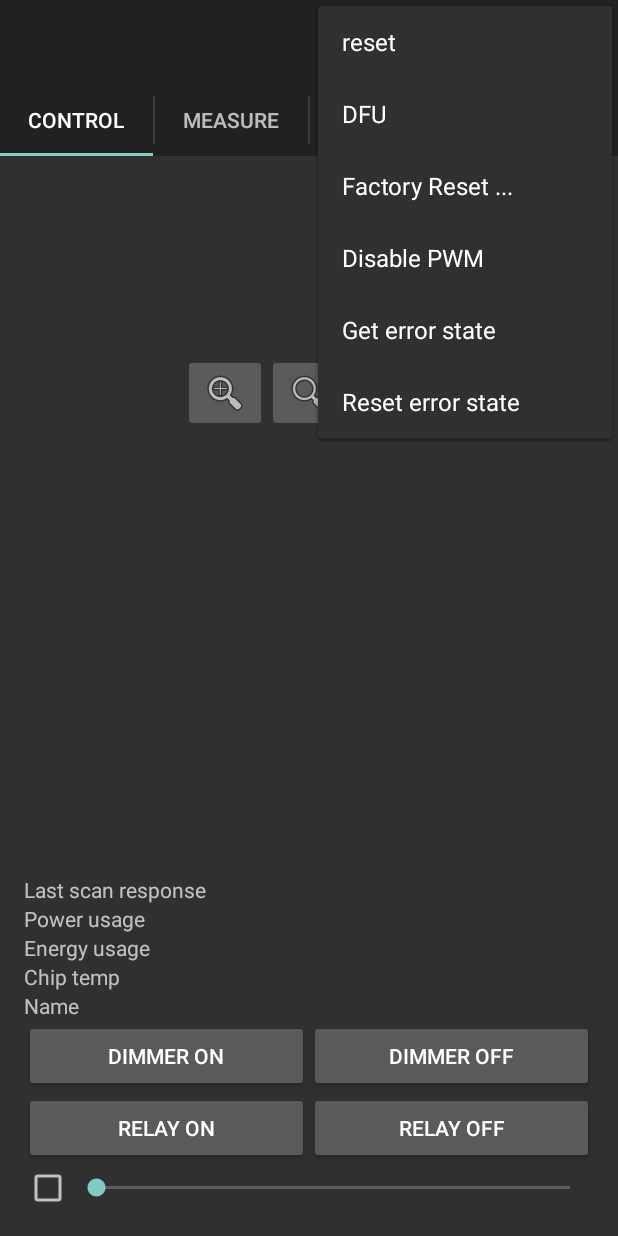
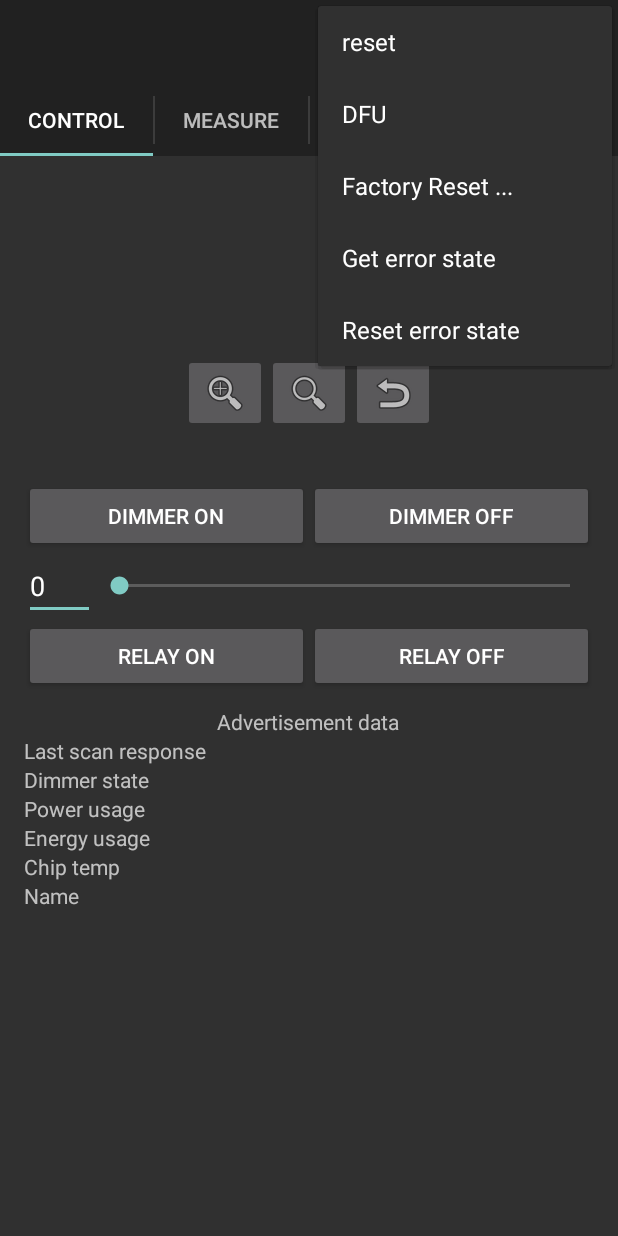
Before and after one commit to crownstone/crownstone-dev, an Android app: the ControlMainFragment screen opened directly, with no data from a screen before it, with the options menu open, on a phone screen of 412 x 824 dp. Run offline under Robolectric (Android 15) with nearby library versions, the phone set to English and light mode, and no system bars; libraries missing offline, so code that uses them is left out: com.strongloop.android, nl.dobots.bluenet, nl.dobots.loopback, org.achartengine, org.achartengine.chart and 3 more; 140 statements that could not run were skipped.

Commit message:
Removed enable/disable pwm. Added editText for pwm. Added pwm from advertisement.

```diff
--- a/app/src/main/java/nl/dobots/crownstone/gui/control/ControlMainFragment.java
+++ b/app/src/main/java/nl/dobots/crownstone/gui/control/ControlMainFragment.java
@@ -11,14 +11,17 @@ import android.support.annotation.Nullable;
 import android.support.v4.app.Fragment;
 import android.util.Log;
 import android.util.TypedValue;
+import android.view.KeyEvent;
 import android.view.LayoutInflater;
 import android.view.Menu;
 import android.view.MenuItem;
 import android.view.View;
 import android.view.ViewGroup;
+import android.view.inputmethod.EditorInfo;
 import android.widget.Button;
 import android.widget.CheckBox;
 import android.widget.CompoundButton;
+import android.widget.EditText;
 import android.widget.ImageButton;
 import android.widget.LinearLayout;
 import android.widget.RelativeLayout;
@@ -60,26 +63,29 @@ public class ControlMainFragment extends Fragment {
 
 	private static final int GRAPH_UPDATE_TIME = 2000;
 
-	private CheckBox _cbPwmEnable;
+//	private CheckBox _cbPwmEnable;
 
 	private Button _btnRelayOff;
 	private Button _btnRelayOn;
 	private Button _btnPwmOff;
 	private Button _btnPwmOn;
 	private SeekBar _sbPwm;
+	private EditText _editPwm;
 	private RelativeLayout _layGraph;
 	private ImageButton _btnZoomIn;
 	private ImageButton _btnZoomOut;
 	private ImageButton _btnZoomReset;
 
 	private TextView _txtLastScanResponse;
+	private TextView _txtDimmerState;
 	private TextView _txtPowerUsage;
 	private TextView _txtEnergyUsage;
 	private TextView _txtChipTemp;
 	private TextView _txtName;
 
 	private RelativeLayout _layStatistics;
-	private RelativeLayout _layControl;
+//	private RelativeLayout _layControl;
+	private LinearLayout _layControl;
 
 	private Handler _handler;
 	private boolean _closing;
@@ -90,7 +96,7 @@ public class ControlMainFragment extends Fragment {
 	private String _address;
 
 	private AdvertisementGraph _graph;
-	private boolean _pwmEnabled = true;
+//	private boolean _pwmEnabled = true;
 	private LinearLayout _layPwm;
 	private LinearLayout _layPower;
 	private boolean _led1On;
@@ -160,7 +166,7 @@ public class ControlMainFragment extends Fragment {
 		public boolean execute() {
 			// update graph, to move x axis along even if device is not scanned, or currently connected
 
-			if (Build.VERSION.SDK_INT >= 24) {
+			if (Build.VERSION.SDK_INT >= 19) {
 				if (_ble.isDisconnected(null)) {
 					BleLog.getInstance().LOGi(TAG, "starting scan");
 					if (!_ble.isScanning()) {
@@ -193,10 +199,14 @@ public class ControlMainFragment extends Fragment {
 									CrownstoneServiceData serviceData = device.getServiceData();
 									if (serviceData != null && !serviceData.isExternalData()) {
 										_txtLastScanResponse.setText("Last scanned: " + new SimpleDateFormat("HH:mm:ss").format(new Date()));
+										_txtDimmerState.setText("Dimmer state: " + serviceData.getPwm());
 										_txtPowerUsage.setText("Power usage: " + serviceData.getPowerUsage() + " mW");
 										_txtEnergyUsage.setText("Energy used: " + serviceData.getAccumulatedEnergy() + " J");
 										_txtChipTemp.setText("Chip temp: " + serviceData.getTemperature() + " C");
 										_txtName.setText("Name: " + device.getName());
+
+										// It looks a bit weird to see state change to old state, when you set a new one
+//										_sbPwm.setProgress(serviceData.getPwm());
 									}
 								}
 							}
@@ -219,64 +229,76 @@ public class ControlMainFragment extends Fragment {
 					return false;
 				}
 			}
-			// On older versions we can stop scanning each time we got an advertisement,
-			// and start again after GRAPH_UPDATE_TIME
-			else {
-				if (_ble.isDisconnected(null)) {
-					BleLog.getInstance().LOGi(TAG, "starting scan");
-					if (!_ble.isScanning()) {
-						_ble.startScan(new IBleDeviceCallback() {
-							@Override
-							public void onSuccess() {
-
-							}
-
-							@Override
-							public void onDeviceScanned(BleDevice device) {
-								if (device.getAddress().equals(_address)) {
-									BleLog.getInstance().LOGv(TAG, "scanned:" + device.toString());
-
-									// Draw a point at most every GRAPH_UPDATE_TIME ms.
-									if (System.nanoTime() - _lastUpdate > GRAPH_UPDATE_TIME * 1000000) {
-										CrownstoneServiceData serviceData = device.getServiceData();
-
-										// Only use the data when it has serviceData which is not external data
-										if (serviceData != null && !serviceData.isExternalData()) {
-											_lastUpdate = System.nanoTime();
-											_graph.onServiceData(device.getName(), serviceData);
-											// Once an advertisement is received for the device, stop the scan again
-											_ble.stopScan(null);
-											done();
-										} else {
-											_graph.updateRange();
-										}
-									}
-								}
-								if (_closing) {
-									BleLog.getInstance().LOGd(TAG, "closing: stop scanning");
-									_ble.stopScan(null);
-									done();
-								}
-							}
-
-							@Override
-							public void onError(int error) {
-								BleLog.getInstance().LOGe(TAG, "scan error: %d", error);
-								done();
-							}
-						});
-					}
-					_handler.postDelayed(this, GRAPH_UPDATE_TIME);
-					return true;
-				}
-				// When connected, keep updating range
-				else {
-					BleLog.getInstance().LOGv(TAG, "wait with starting scan..");
-					_graph.updateRange();
-					_handler.postDelayed(this, 100);
-					return false;
-				}
-			}
+//			// On older versions we can stop scanning each time we got an advertisement,
+//			// and start again after GRAPH_UPDATE_TIME
+//			else {
+//				if (_ble.isDisconnected(null)) {
+//					BleLog.getInstance().LOGi(TAG, "starting scan");
+//					if (!_ble.isScanning()) {
+//						_ble.startScan(new IBleDeviceCallback() {
+//							@Override
+//							public void onSuccess() {
+//
+//							}
+//
+//							@Override
+//							public void onDeviceScanned(BleDevice device) {
+//								if (device.getAddress().equals(_address)) {
+//									BleLog.getInstance().LOGv(TAG, "scanned:" + device.toString());
+//
+//									// Draw a point at most every GRAPH_UPDATE_TIME ms.
+//									if (System.nanoTime() - _lastUpdate > GRAPH_UPDATE_TIME * 1000000) {
+//										CrownstoneServiceData serviceData = device.getServiceData();
+//
+//										// Only use the data when it has serviceData which is not external data
+//										if (serviceData != null && !serviceData.isExternalData()) {
+//											_lastUpdate = System.nanoTime();
+//											_graph.onServiceData(device.getName(), serviceData);
+//											// Once an advertisement is received for the device, stop the scan again
+//											_ble.stopScan(null);
+//											done();
+//										} else {
+//											_graph.updateRange();
+//										}
+//									}
+//									// Update text views
+//									CrownstoneServiceData serviceData = device.getServiceData();
+//									if (serviceData != null && !serviceData.isExternalData()) {
+//										_txtLastScanResponse.setText("Last scanned: " + new SimpleDateFormat("HH:mm:ss").format(new Date()));
+//										_txtDimmerState.setText("Dimmer state: " + serviceData.getPwm());
+//										_txtPowerUsage.setText("Power usage: " + serviceData.getPowerUsage() + " mW");
+//										_txtEnergyUsage.setText("Energy used: " + serviceData.getAccumulatedEnergy() + " J");
+//										_txtChipTemp.setText("Chip temp: " + serviceData.getTemperature() + " C");
+//										_txtName.setText("Name: " + device.getName());
+////										_sbPwm.setProgress(serviceData.getPwm());
+//									}
+//								}
+//								if (_closing) {
+//									BleLog.getInstance().LOGd(TAG, "closing: stop scanning");
+//									_ble.stopScan(null);
+//									done();
+//								}
+//							}
+//
+//							@Override
+//							public void onError(int error) {
+//								BleLog.getInstance().LOGe(TAG, "scan error: %d", error);
+//								done();
+//							}
+//						});
+//					}
+//					_handler.postDelayed(this, GRAPH_UPDATE_TIME);
+//					return true;
+//				}
+//				// When connected, keep updating range
+//				else {
+//					BleLog.getInstance().LOGv(TAG, "wait with starting scan..");
+//					_graph.updateRange();
+//					_handler.postDelayed(this, 100);
+//					return false;
+//				}
+//			}
+			return false;
 		}
 	};
 
@@ -345,16 +367,34 @@ public class ControlMainFragment extends Fragment {
 			}
 		});
 
-		_cbPwmEnable = (CheckBox) v.findViewById(R.id.cbPwmEnable);
-		_cbPwmEnable.setOnCheckedChangeListener(new CompoundButton.OnCheckedChangeListener() {
+//		_cbPwmEnable = (CheckBox) v.findViewById(R.id.cbPwmEnable);
+//		_cbPwmEnable.setOnCheckedChangeListener(new CompoundButton.OnCheckedChangeListener() {
+//			@Override
+//			public void onCheckedChanged(CompoundButton buttonView, boolean isChecked) {
+//				_sbPwm.setEnabled(isChecked);
+//			}
+//		});
+
+		_editPwm = (EditText) v.findViewById(R.id.editPwm);
+		_editPwm.setText("0");
+		_editPwm.setOnEditorActionListener(new TextView.OnEditorActionListener() {
 			@Override
-			public void onCheckedChanged(CompoundButton buttonView, boolean isChecked) {
-				_sbPwm.setEnabled(isChecked);
+			public boolean onEditorAction(TextView v, int actionId, KeyEvent event) {
+				// The IME type should match the type set as imeOptions for the editText
+				if (actionId == EditorInfo.IME_ACTION_DONE) {
+					setPwm(Integer.parseInt(_editPwm.getText().toString()));
+					return true;
+				}
+//				// User pressed the enter button
+//				if (actionId == EditorInfo.IME_NULL && event.getAction() == KeyEvent.ACTION_DOWN) {
+//					setPwm(Integer.parseInt(_editPwm.getText().toString()));
+//					return true;
+//				}
+				return false;
 			}
 		});
-
 		_sbPwm = (SeekBar) v.findViewById(R.id.sbPwm);
-		_sbPwm.setEnabled(_cbPwmEnable.isChecked());
+//		_sbPwm.setEnabled(_cbPwmEnable.isChecked());
 		_sbPwm.setMax(100);
 		_sbPwm.setOnSeekBarChangeListener(new SeekBar.OnSeekBarChangeListener() {
 			@Override
@@ -374,7 +414,8 @@ public class ControlMainFragment extends Fragment {
 
 		_layPwm = (LinearLayout) v.findViewById(R.id.layPwm);
 		_layPower = (LinearLayout) v.findViewById(R.id.layPwmOnOff);
-		_layControl = (RelativeLayout) v.findViewById(R.id.layControl);
+//		_layControl = (RelativeLayout) v.findViewById(R.id.layControl);
+		_layControl = (LinearLayout) v.findViewById(R.id.layControl);
 		_layStatistics = (RelativeLayout) v.findViewById(R.id.layContainer);
 
 		_layGraph = (RelativeLayout) v.findViewById(R.id.graph);
@@ -406,10 +447,11 @@ public class ControlMainFragment extends Fragment {
 			}
 		});
 
-		enablePwm(_pwmEnabled);
+//		enablePwm(_pwmEnabled);
 		_handler.postDelayed(_advStateChecker, 2000);
 
 		_txtLastScanResponse = (TextView) v.findViewById(R.id.textLastScanResponse);
+		_txtDimmerState      = (TextView) v.findViewById(R.id.textDimmerState);
 		_txtPowerUsage       = (TextView) v.findViewById(R.id.textPowerUsage);
 		_txtEnergyUsage      = (TextView) v.findViewById(R.id.textEnergyUsage);
 		_txtChipTemp         = (TextView) v.findViewById(R.id.textChipTemp);
@@ -740,7 +782,14 @@ public class ControlMainFragment extends Fragment {
 		});
 	}
 
-	private void setPwm(final int pwm) {
+	private void setPwm(final int pwmValue) {
+		Log.i(TAG, "setPwm " + pwmValue);
+		final int pwm = pwmValue > 100 ? 100 : pwmValue;
+
+		_editPwm.setText("" + pwm);
+		_sbPwm.setProgress(pwm);
+
+
 		showProgressSpinner();
 		_handler.post(new SequentialRunner("setPwm") {
 			@Override
@@ -778,11 +827,11 @@ public class ControlMainFragment extends Fragment {
 	@Override
 	public void onPrepareOptionsMenu(Menu menu) {
 
-		if (_pwmEnabled) {
-			menu.findItem(R.id.action_pwm).setTitle("Disable PWM");
-		} else {
-			menu.findItem(R.id.action_pwm).setTitle("Enable PWM");
-		}
+//		if (_pwmEnabled) {
+//			menu.findItem(R.id.action_pwm).setTitle("Disable PWM");
+//		} else {
+//			menu.findItem(R.id.action_pwm).setTitle("Enable PWM");
+//		}
 
 		super.onPrepareOptionsMenu(menu);
 	}
@@ -795,24 +844,24 @@ public class ControlMainFragment extends Fragment {
 		int id = item.getItemId();
 
 		switch(id) {
-			case R.id.action_pwm: {
-				enablePwm(!_pwmEnabled);
-				break;
-			}
+//			case R.id.action_pwm: {
+//				enablePwm(!_pwmEnabled);
+//				break;
+//			}
 		}
 
 		return super.onOptionsItemSelected(item);
 	}
 
-	private void enablePwm(boolean enable) {
-		_pwmEnabled = enable;
-		_layPwm.setEnabled(_pwmEnabled);
-		_layPower.setEnabled(_pwmEnabled);
-		_cbPwmEnable.setEnabled(_pwmEnabled);
-		_btnPwmOff.setEnabled(_pwmEnabled);
-		_btnPwmOn.setEnabled(_pwmEnabled);
-		_sbPwm.setEnabled(_pwmEnabled);
-	}
+//	private void enablePwm(boolean enable) {
+//		_pwmEnabled = enable;
+//		_layPwm.setEnabled(_pwmEnabled);
+//		_layPower.setEnabled(_pwmEnabled);
+//		_cbPwmEnable.setEnabled(_pwmEnabled);
+//		_btnPwmOff.setEnabled(_pwmEnabled);
+//		_btnPwmOn.setEnabled(_pwmEnabled);
+//		_sbPwm.setEnabled(_pwmEnabled);
+//	}
 
 	private void showProgressSpinner() {
 		ProgressSpinner.show(getActivity());
--- a/app/src/main/res/layout/frag_control_main.xml
+++ b/app/src/main/res/layout/frag_control_main.xml
@@ -26,52 +26,109 @@
 		<!--android:visibility="invisible"-->
 		<!--/>-->
 
-	<RelativeLayout
+	<LinearLayout
 		android:id="@+id/layControl"
 		android:layout_width="match_parent"
 		android:layout_height="wrap_content"
 		android:layout_below="@id/layContainer"
+		android:orientation="vertical"
 		android:paddingBottom="@dimen/activity_vertical_margin"
 		android:paddingLeft="@dimen/activity_horizontal_margin"
 		android:paddingRight="@dimen/activity_horizontal_margin"
 		android:paddingTop="@dimen/activity_vertical_margin"
+		android:gravity="bottom"
 		>
 
+
+<!--
+		<TextView
+			android:id="@+id/textPwm"
+			android:layout_width="wrap_content"
+			android:layout_height="wrap_content"
+			android:layout_marginStart="0dp"
+			android:layout_marginTop="10dp"
+			android:text="Dimmer"
+			android:layout_gravity="center_horizontal"
+			/>
+-->
+		<LinearLayout
+			android:id="@+id/layPwmOnOff"
+			android:layout_width="match_parent"
+			android:layout_height="wrap_content"
+			android:orientation="horizontal"
+			>
+
+			<Button
+				android:id="@+id/btnPwmOn"
+				android:layout_width="0dp"
+				android:layout_height="wrap_content"
+				android:layout_gravity="center_vertical"
+				android:layout_weight="1"
+				android:text="@string/control_dimmer_on"
+				/>
+			<Button
+				android:id="@+id/btnPwmOff"
+				android:layout_width="0dp"
+				android:layout_height="wrap_content"
+				android:layout_weight="1"
+				android:text="@string/control_dimmer_off"
+				/>
+		</LinearLayout>
 		<LinearLayout
 			android:id="@+id/layPwm"
 			android:layout_width="match_parent"
 			android:layout_height="wrap_content"
-			android:layout_alignParentBottom="true"
 			android:orientation="horizontal"
 			>
-			<CheckBox
-				android:id="@+id/cbPwmEnable"
-				android:layout_width="wrap_content"
+			<!--<CheckBox-->
+			<!--android:id="@+id/cbPwmEnable"-->
+			<!--android:layout_width="wrap_content"-->
+			<!--android:layout_height="wrap_content"-->
+			<!--/>-->
+			<EditText
+				android:id="@+id/editPwm"
+				android:layout_width="0dp"
 				android:layout_height="wrap_content"
-				/>
+				android:layout_weight="1"
+				android:ems="10"
+				android:imeOptions="actionDone"
+				android:inputType="number"/>
 			<SeekBar
 				android:id="@+id/sbPwm"
 				android:layout_width="0dp"
+				android:layout_weight="7"
 				android:layout_height="wrap_content"
 				android:layout_gravity="center_vertical"
-				android:layout_weight="1"
 				/>
 		</LinearLayout>
 
+
+<!--
+		<TextView
+			android:id="@+id/textRelay"
+			android:layout_width="wrap_content"
+			android:layout_height="wrap_content"
+			android:layout_marginStart="0dp"
+			android:layout_marginTop="10dp"
+			android:text="Relay"
+			android:layout_gravity="center_horizontal"
+			/>
+-->
 		<LinearLayout
 			android:id="@+id/layRelay"
 			android:layout_width="match_parent"
 			android:layout_height="wrap_content"
-			android:layout_above="@id/layPwm"
 			android:orientation="horizontal"
 			>
+
 			<Button
 				android:id="@+id/btnRelayOn"
 				android:layout_width="0dp"
 				android:layout_height="wrap_content"
 				android:layout_gravity="center_vertical"
 				android:layout_weight="1"
-				android:text="@string/control_relay_on"/>
+				android:text="@string/control_relay_on"
+				/>
 			<Button
 				android:id="@+id/btnRelayOff"
 				android:layout_width="0dp"
@@ -81,34 +138,20 @@
 				/>
 		</LinearLayout>
 
-		<LinearLayout
-			android:id="@+id/layPwmOnOff"
-			android:layout_width="match_parent"
+
+		<TextView
+			android:id="@+id/textAdvertisementData"
+			android:layout_width="wrap_content"
 			android:layout_height="wrap_content"
-			android:layout_above="@id/layRelay"
-			android:orientation="horizontal"
-			>
-			<Button
-				android:id="@+id/btnPwmOn"
-				android:layout_width="0dp"
-				android:layout_height="wrap_content"
-				android:layout_gravity="center_vertical"
-				android:layout_weight="1"
-				android:text="@string/control_dimmer_on"/>
-			<Button
-				android:id="@+id/btnPwmOff"
-				android:layout_width="0dp"
-				android:layout_height="wrap_content"
-				android:layout_weight="1"
-				android:text="@string/control_dimmer_off"
-				/>
-		</LinearLayout>
-
+			android:layout_marginStart="0dp"
+			android:layout_marginTop="10dp"
+			android:text="Advertisement data"
+			android:layout_gravity="center_horizontal"
+			/>
 		<LinearLayout
 			android:id="@+id/layAdvertisementData"
 			android:layout_width="match_parent"
 			android:layout_height="wrap_content"
-			android:layout_above="@id/layPwmOnOff"
 			android:orientation="vertical"
 			>
 			<TextView
@@ -118,6 +161,13 @@
 				android:layout_marginStart="0dp"
 				android:layout_marginTop="0dp"
 				android:text="Last scan response"/>
+			<TextView
+				android:id="@+id/textDimmerState"
+				android:layout_width="wrap_content"
+				android:layout_height="wrap_content"
+				android:layout_marginStart="0dp"
+				android:layout_marginTop="0dp"
+				android:text="Dimmer state"/>
 			<TextView
 				android:id="@+id/textPowerUsage"
 				android:layout_width="wrap_content"
@@ -146,9 +196,9 @@
 				android:layout_marginStart="0dp"
 				android:layout_marginTop="0dp"
 				android:text="Name"/>
+		</LinearLayout>
+
 	</LinearLayout>
-
-	</RelativeLayout>
 
 
 </RelativeLayout>
--- a/app/src/main/res/menu/menu_control.xml
+++ b/app/src/main/res/menu/menu_control.xml
@@ -20,12 +20,6 @@
 		app:showAsAction="never"/>
 
 	<item
-		android:id="@+id/action_pwm"
-		android:orderInCategory="100"
-		android:title="PWM Enable"
-		app:showAsAction="never"/>
-
-	<item
 		android:id="@+id/action_errorstate"
 		android:orderInCategory="100"
 		android:title="Get error state"
```
